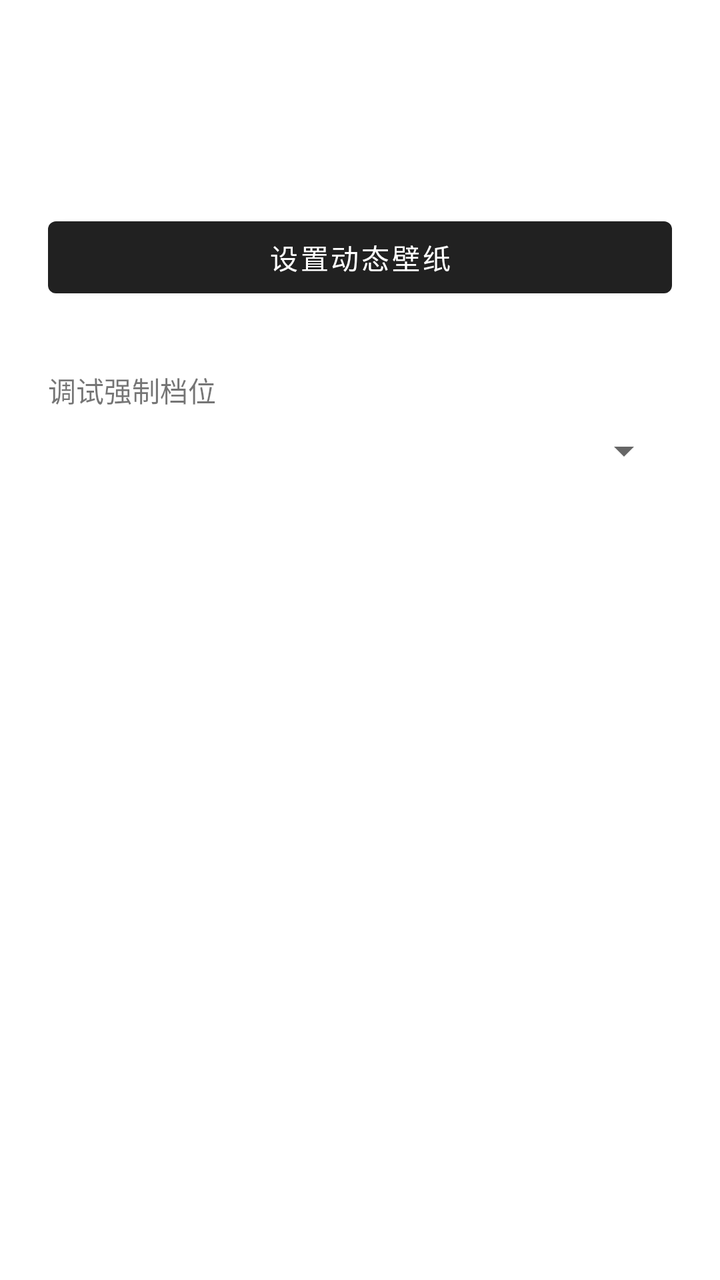
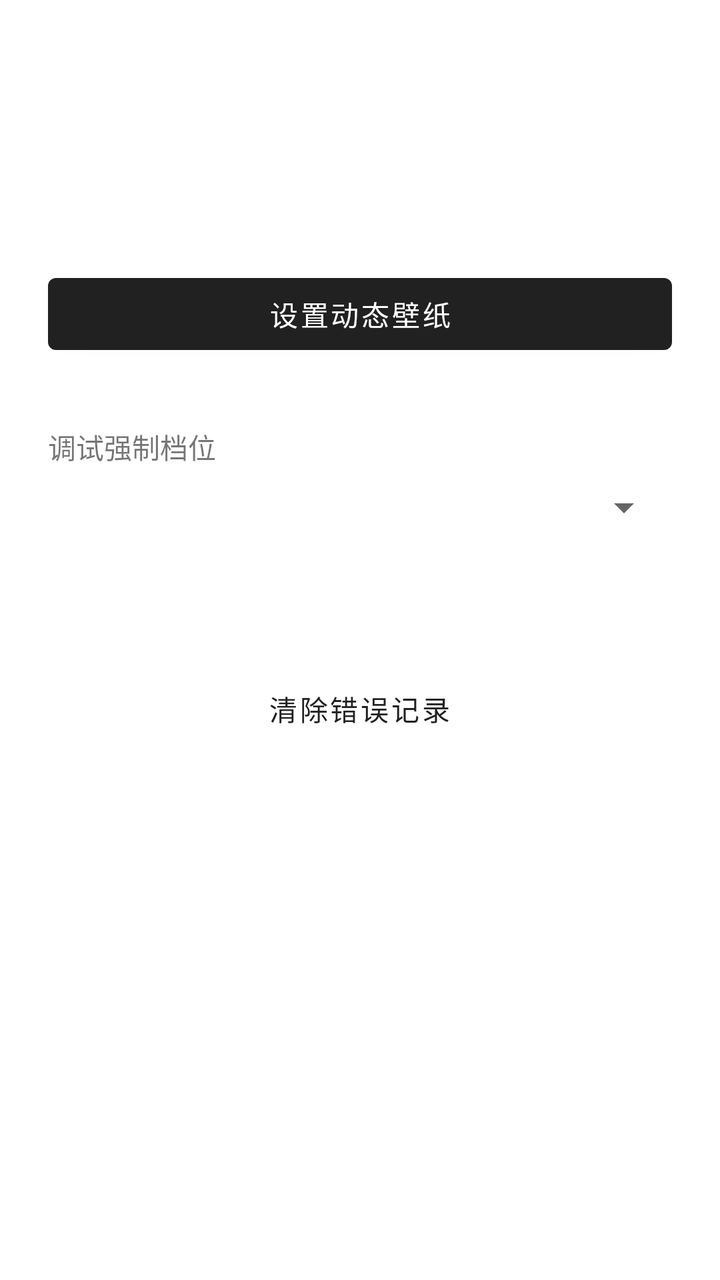

An Android layout rendered at two revisions. The XML below is the earlier revision; the diff shows what the commit changed to produce the second picture.
<!-- AndroidManifest.xml: application theme Theme.KurumiMood -->
<!-- res/layout/activity_main.xml -->
<?xml version="1.0" encoding="utf-8"?>
<LinearLayout xmlns:android="http://schemas.android.com/apk/res/android"
    android:layout_width="match_parent"
    android:layout_height="match_parent"
    android:gravity="center_horizontal"
    android:orientation="vertical"
    android:padding="24dp">

    <TextView
        android:id="@+id/pctText"
        android:layout_width="match_parent"
        android:layout_height="wrap_content"
        android:textSize="18sp"
        android:paddingBottom="8dp" />

    <TextView
        android:id="@+id/tierText"
        android:layout_width="match_parent"
        android:layout_height="wrap_content"
        android:textSize="18sp"
        android:paddingBottom="24dp" />

    <Button
        android:id="@+id/setWallpaperBtn"
        android:layout_width="match_parent"
        android:layout_height="wrap_content"
        android:text="@string/open_picker" />

    <TextView
        android:layout_width="match_parent"
        android:layout_height="wrap_content"
        android:paddingTop="32dp"
        android:paddingBottom="8dp"
        android:text="@string/debug_force"
        android:textSize="14sp" />

    <Spinner
        android:id="@+id/debugSpinner"
        android:layout_width="match_parent"
        android:layout_height="wrap_content" />
</LinearLayout>
<!-- resources referenced by this layout -->
<resources>
  <string name="debug_force">调试强制档位</string>
  <string name="open_picker">设置动态壁纸</string>
  <style name="Theme.KurumiMood" parent="Theme.MaterialComponents.DayNight.DarkActionBar" />
</resources>

<!-- the commit's change to res/layout/activity_main.xml (unified diff, before → after) -->
@@ -1,10 +1,20 @@
 <?xml version="1.0" encoding="utf-8"?>
-<LinearLayout xmlns:android="http://schemas.android.com/apk/res/android"
+<ScrollView xmlns:android="http://schemas.android.com/apk/res/android"
     android:layout_width="match_parent"
-    android:layout_height="match_parent"
+    android:layout_height="match_parent">
+<LinearLayout
+    android:layout_width="match_parent"
+    android:layout_height="wrap_content"
     android:gravity="center_horizontal"
     android:orientation="vertical"
     android:padding="24dp">
+
+    <TextView
+        android:id="@+id/versionText"
+        android:layout_width="match_parent"
+        android:layout_height="wrap_content"
+        android:textSize="12sp"
+        android:paddingBottom="12dp" />
 
     <TextView
         android:id="@+id/pctText"
@@ -38,4 +48,29 @@
         android:id="@+id/debugSpinner"
         android:layout_width="match_parent"
         android:layout_height="wrap_content" />
+
+    <TextView
+        android:id="@+id/statusText"
+        android:layout_width="match_parent"
+        android:layout_height="wrap_content"
+        android:paddingTop="24dp"
+        android:textIsSelectable="true"
+        android:textSize="12sp" />
+
+    <TextView
+        android:id="@+id/errorText"
+        android:layout_width="match_parent"
+        android:layout_height="wrap_content"
+        android:paddingTop="8dp"
+        android:textColor="#E57373"
+        android:textIsSelectable="true"
+        android:textSize="12sp" />
+
+    <Button
+        android:id="@+id/clearErrorBtn"
+        style="?attr/borderlessButtonStyle"
+        android:layout_width="wrap_content"
+        android:layout_height="wrap_content"
+        android:text="@string/clear_error" />
 </LinearLayout>
+</ScrollView>
<!-- resource entries referenced after the edit -->
@@ -1,5 +1,6 @@
 <!-- resources referenced by this layout -->
 <resources>
+  <string name="clear_error">清除错误记录</string>
   <string name="debug_force">调试强制档位</string>
   <string name="open_picker">设置动态壁纸</string>
   <style name="Theme.KurumiMood" parent="Theme.MaterialComponents.DayNight.DarkActionBar" />
